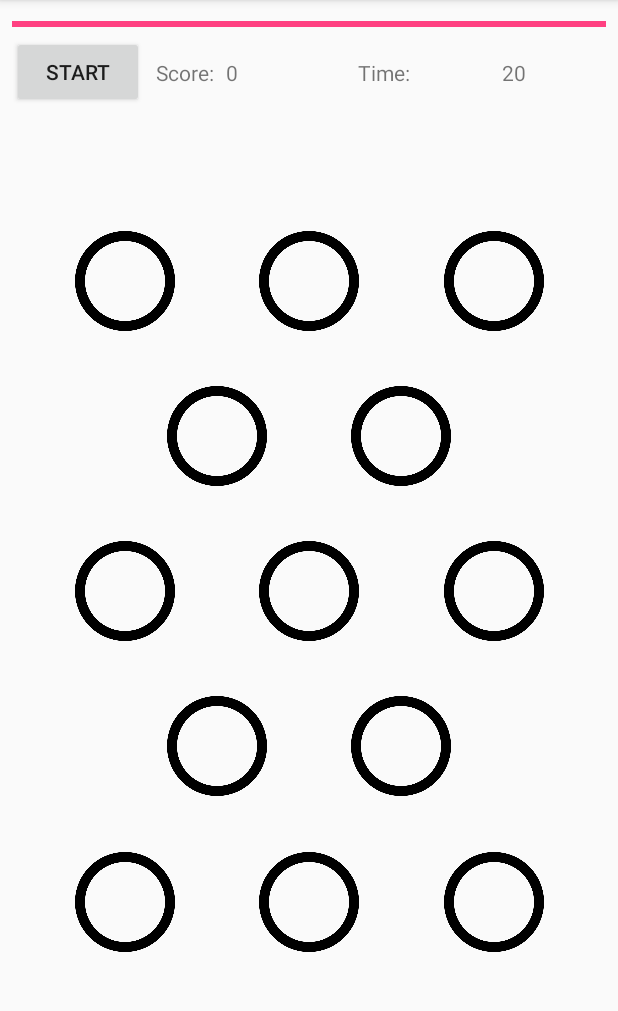
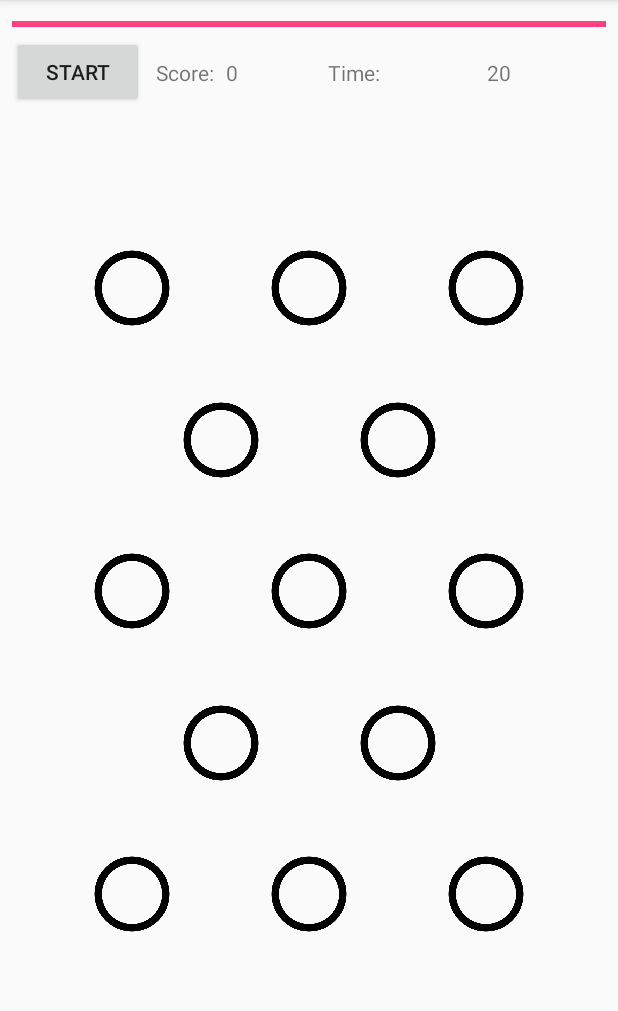
Before and after one commit to Brownie956/Reactionz, an Android app: the LargeGameActivity screen opened directly, with no data from a screen before it, on a phone screen of 412 x 824 dp, the part 84-1095 px from its top. Run offline under Robolectric (Android 15) with nearby library versions, the phone set to English and light mode, and no system bars.

Commit message:
Added med game and reduced size of large game

```diff
--- a/app/src/main/AndroidManifest.xml
+++ b/app/src/main/AndroidManifest.xml
@@ -17,7 +17,8 @@
             </intent-filter>
         </activity>
         <activity android:name=".SmallGameActivity" />
-        <activity android:name=".LargeGameActivity"></activity>
+        <activity android:name=".LargeGameActivity" />
+        <activity android:name=".MediumGameActivity" />
     </application>
 
 </manifest>
--- a/app/src/main/java/com/cfbrownweb/chrisbrown/reactionz/HomeActivity.kt
+++ b/app/src/main/java/com/cfbrownweb/chrisbrown/reactionz/HomeActivity.kt
@@ -16,6 +16,11 @@ class HomeActivity : AppCompatActivity() {
             startActivity(intent)
         }
 
+        medium_game_btn.setOnClickListener {
+            val intent = Intent(this, MediumGameActivity::class.java)
+            startActivity(intent)
+        }
+
         large_game_btn.setOnClickListener {
             val intent = Intent(this, LargeGameActivity::class.java)
             startActivity(intent)
--- a/app/src/main/res/layout/activity_large_game.xml
+++ b/app/src/main/res/layout/activity_large_game.xml
@@ -8,8 +8,8 @@
 
     <ToggleButton
         android:id="@+id/btn1_lg"
-        android:layout_width="80dp"
-        android:layout_height="80dp"
+        android:layout_width="60dp"
+        android:layout_height="60dp"
         android:background="@drawable/toggle_selector"
         android:textOff=""
         android:textOn=""
@@ -22,8 +22,8 @@
 
     <ToggleButton
         android:id="@+id/btn2_lg"
-        android:layout_width="80dp"
-        android:layout_height="80dp"
+        android:layout_width="60dp"
+        android:layout_height="60dp"
         android:background="@drawable/toggle_selector"
         android:textOff=""
         android:textOn=""
@@ -36,8 +36,8 @@
 
     <ToggleButton
         android:id="@+id/btn3_lg"
-        android:layout_width="80dp"
-        android:layout_height="80dp"
+        android:layout_width="60dp"
+        android:layout_height="60dp"
         android:background="@drawable/toggle_selector"
         android:textOff=""
         android:textOn=""
@@ -50,8 +50,8 @@
 
     <ToggleButton
         android:id="@+id/btn4_lg"
-        android:layout_width="80dp"
-        android:layout_height="80dp"
+        android:layout_width="60dp"
+        android:layout_height="60dp"
         android:background="@drawable/toggle_selector"
         android:textOff=""
         android:textOn=""
@@ -63,8 +63,8 @@
 
     <ToggleButton
         android:id="@+id/btn5_lg"
-        android:layout_width="80dp"
-        android:layout_height="80dp"
+        android:layout_width="60dp"
+        android:layout_height="60dp"
         android:background="@drawable/toggle_selector"
         android:textOff=""
         android:textOn=""
@@ -76,8 +76,8 @@
 
     <ToggleButton
         android:id="@+id/btn6_lg"
-        android:layout_width="80dp"
-        android:layout_height="80dp"
+        android:layout_width="60dp"
+        android:layout_height="60dp"
         android:background="@drawable/toggle_selector"
         android:textOff=""
         android:textOn=""
@@ -89,8 +89,8 @@
 
     <ToggleButton
         android:id="@+id/btn7_lg"
-        android:layout_width="80dp"
-        android:layout_height="80dp"
+        android:layout_width="60dp"
+        android:layout_height="60dp"
         android:background="@drawable/toggle_selector"
         android:textOff=""
         android:textOn=""
@@ -102,8 +102,8 @@
 
     <ToggleButton
         android:id="@+id/btn8_lg"
-        android:layout_width="80dp"
-        android:layout_height="80dp"
+        android:layout_width="60dp"
+        android:layout_height="60dp"
         android:background="@drawable/toggle_selector"
         android:textOff=""
         android:textOn=""
@@ -115,8 +115,8 @@
 
     <ToggleButton
         android:id="@+id/btn9_lg"
-        android:layout_width="80dp"
-        android:layout_height="80dp"
+        android:layout_width="60dp"
+        android:layout_height="60dp"
         android:background="@drawable/toggle_selector"
         android:textOff=""
         android:textOn=""
@@ -128,8 +128,8 @@
 
     <ToggleButton
         android:id="@+id/btn10_lg"
-        android:layout_width="80dp"
-        android:layout_height="80dp"
+        android:layout_width="60dp"
+        android:layout_height="60dp"
         android:background="@drawable/toggle_selector"
         android:textOff=""
         android:textOn=""
@@ -141,8 +141,8 @@
 
     <ToggleButton
         android:id="@+id/btn11_lg"
-        android:layout_width="80dp"
-        android:layout_height="80dp"
+        android:layout_width="60dp"
+        android:layout_height="60dp"
         android:background="@drawable/toggle_selector"
         android:textOff=""
         android:textOn=""
@@ -154,8 +154,8 @@
 
     <ToggleButton
         android:id="@+id/btn12_lg"
-        android:layout_width="80dp"
-        android:layout_height="80dp"
+        android:layout_width="60dp"
+        android:layout_height="60dp"
         android:background="@drawable/toggle_selector"
         android:textOff=""
         android:textOn=""
@@ -167,8 +167,8 @@
 
     <ToggleButton
         android:id="@+id/btn13_lg"
-        android:layout_width="80dp"
-        android:layout_height="80dp"
+        android:layout_width="60dp"
+        android:layout_height="60dp"
         android:background="@drawable/toggle_selector"
         android:textOff=""
         android:textOn=""
@@ -226,7 +226,7 @@
         android:id="@+id/timerLabel_lg"
         android:layout_width="wrap_content"
         android:layout_height="wrap_content"
-        android:layout_marginStart="80dp"
+        android:layout_marginStart="60dp"
         android:text="@string/timer_label"
         app:layout_constraintBottom_toBottomOf="@+id/scoreValue_lg"
         app:layout_constraintStart_toEndOf="@+id/scoreValue_lg"
--- a/app/src/main/res/values/strings.xml
+++ b/app/src/main/res/values/strings.xml
@@ -2,6 +2,7 @@
     <string name="app_name">Reactionz</string>
     <string name="home_heading">Select your game type</string>
     <string name="small_game_btn">Small game</string>
+    <string name="medium_game_btn">Medium game</string>
     <string name="large_game_btn">Large game</string>
     <string name="score_label">Score:</string>
     <string name="start_btn">Start</string>
```
Also changed, not shown: app/src/main/java/com/cfbrownweb/chrisbrown/reactionz/MediumGameActivity.kt (added, +143 -0 lines), app/src/main/res/layout/activity_home.xml (+12 -2 lines), app/src/main/res/layout/activity_medium_game.xml (added, +243 -0 lines), app/src/main/res/layout/activity_small_game.xml (+26 -26 lines).
